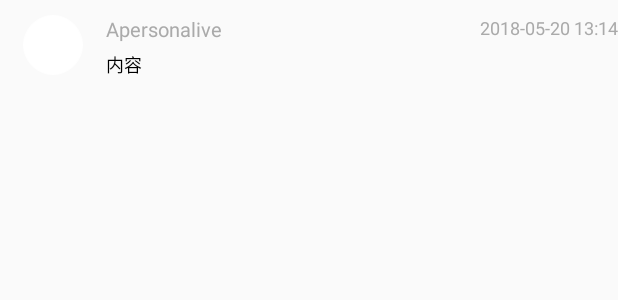
After one commit to JustDoItSW/fos, an Android app: the layout layout_evaluate.xml on its own in the app's theme, with its tools: preview values and no code run, on a phone screen of 412 x 824 dp. The commit adds this screen. Shown: the top 300 px of the screen. Run offline under Robolectric (Android 15) with nearby library versions, the phone set to English and light mode, and no system bars.

Commit message:
评论功能初步 实现

```diff
--- a/app/src/main/java/com/fos/activity/MainActivity.java
+++ b/app/src/main/java/com/fos/activity/MainActivity.java
@@ -268,12 +268,12 @@ public class MainActivity extends AppCompatActivity {
                 switch (position){
                     case 1:
                         Intent intent  = new Intent(MainActivity.this,CommunityActivity.class);
-                        intent.putExtra("userInfo",userInfo);
+                        intent.putExtra("UserInfo",userInfo);
                         startActivity(intent);
                         break;
                     case  2:
                         Intent intent1  = new Intent(MainActivity.this,SelectFlower.class);
-                        intent1.putExtra("userInfo",userInfo);
+                        intent1.putExtra("UserInfo",userInfo);
                         startActivity(intent1);
                         break;
                         default:
--- a/app/src/main/java/com/fos/activity/UserInfoActivity.java
+++ b/app/src/main/java/com/fos/activity/UserInfoActivity.java
@@ -35,6 +35,7 @@ import java.io.FileInputStream;
 import java.io.FileNotFoundException;
 import java.io.IOException;
 import java.io.InputStream;
+import java.text.DateFormat;
 import java.text.SimpleDateFormat;
 import java.util.ArrayList;
 import java.util.Date;
@@ -172,9 +173,8 @@ public class UserInfoActivity extends AppCompatActivity {
          */
         UserInfo user = new UserInfo();
         user.setUserId(user.getUserId());
-        user.setUserName(user.getUserName());
         user.setUserHeadImage(uri);
-      //  Client.getClient(InfomationAnalysis.BeantoUserInfo(user));
+        Client.getClient(InfomationAnalysis.BeantoUserInfo(user));
 
 
 
@@ -370,7 +370,7 @@ public class UserInfoActivity extends AppCompatActivity {
         RequestBody requestBody=bodyBuilder
                 .setType(MultipartBody.FORM)
                 .addFormDataPart("userName",userID)
-                .addFormDataPart("mPhoto",userID+".jpg",RequestBody.create(MediaType.parse("application/octet-stream"),img))
+                .addFormDataPart("mPhoto",userID+"-"+ System.currentTimeMillis()+".jpg",RequestBody.create(MediaType.parse("application/octet-stream"),img))
                 .build();
         Request.Builder builder=new Request.Builder();
         Request request=builder
--- a/app/src/main/java/com/fos/service/netty/SimpleClientHandler.java
+++ b/app/src/main/java/com/fos/service/netty/SimpleClientHandler.java
@@ -4,6 +4,7 @@ import android.os.Bundle;
 import android.os.Message;
 
 import com.fos.activity.CommunityActivity;
+import com.fos.activity.CommunityInfoActivity;
 import com.fos.activity.CreateCommunityActivity;
 import com.fos.activity.LoginActivity;
 import com.fos.activity.SelectFlower;
@@ -93,7 +94,8 @@ public class SimpleClientHandler extends SimpleChannelInboundHandler<String> {
                     DataFragment.handler.sendMessage(msg2);
                 } else if(className.equals("Community")) {
                     CommunityActivity.handler.sendMessage(msg);
-
+                }else if(className.equals("Evaluate")) {
+                    CommunityInfoActivity.handler.sendMessage(msg);
                 }else if (className.equals("Flower")) {
                     FlowerFragment.handler.sendMessage(msg);
                     SelectFlower.handler.sendMessage(msg2);
@@ -104,7 +106,6 @@ public class SimpleClientHandler extends SimpleChannelInboundHandler<String> {
                         msg.what=0x002;
                         LoginActivity.handler.sendMessage(msg);//登录成功
                     }
-
                 }
             } catch (Exception e) {
                 e.printStackTrace();
--- a/app/src/main/java/com/fos/util/MyCommunityListAdapter.java
+++ b/app/src/main/java/com/fos/util/MyCommunityListAdapter.java
@@ -17,6 +17,7 @@ import android.widget.TextView;
 import com.bumptech.glide.Glide;
 import com.bumptech.glide.Priority;
 import com.fos.R;
+import com.fos.activity.CommunityActivity;
 import com.fos.activity.CommunityInfoActivity;
 import com.fos.entity.Community;
 import com.fos.entity.Flower;
@@ -88,7 +89,7 @@ public class MyCommunityListAdapter extends BaseAdapter {
         viewholder.comContext.setText(mapList.get(position).getContent().toString());
         viewholder.count_support.setText(mapList.get(position).getSupport()+"");
         viewholder.count_browse.setText(mapList.get(position).getBrowse()+"");
-        viewholder.count_evaluate.setText(mapList.get(position).getEvaluate().toString());
+        viewholder.count_evaluate.setText(mapList.get(position).getEvaluate()+"");
         viewholder.count_share.setText("999+");
         ViewGroup.LayoutParams para = viewholder.gridView.getLayoutParams();
         DisplayMetrics dm = context.getResources().getDisplayMetrics();
@@ -148,7 +149,8 @@ public class MyCommunityListAdapter extends BaseAdapter {
 //                        textView3.setText((Integer.parseInt(textView3.getText().toString()) + 1) + "");
 //                    }
                         Intent intent = new Intent(context, CommunityInfoActivity.class);
-                             intent.putExtra("info",mapList.get(position));
+                             intent.putExtra("Community",mapList.get(position));
+                        intent.putExtra("UserInfo", CommunityActivity.userInfo);
                         context.startActivity(intent);
                         break;
                     case R.id.count_share:
--- /dev/null
+++ b/app/src/main/res/layout/layout_evaluate.xml
@@ -0,0 +1,57 @@
+<?xml version="1.0" encoding="utf-8"?>
+<LinearLayout xmlns:android="http://schemas.android.com/apk/res/android"
+    xmlns:app="http://schemas.android.com/apk/res-auto"
+    android:layout_width="match_parent"
+    android:layout_height="wrap_content"
+    android:orientation="vertical"
+    android:weightSum="1">
+    <RelativeLayout
+        android:layout_marginTop="10dp"
+        android:layout_width="match_parent"
+        android:layout_height="wrap_content"
+        android:orientation="horizontal">
+
+        <ImageView
+            android:id="@+id/list_evaluateIcon"
+            android:layout_marginLeft="15dp"
+            android:layout_marginRight="15dp"
+            android:layout_width="40dp"
+            android:layout_height="40dp"
+            android:background="@drawable/flowerimage"/>
+
+        <LinearLayout
+            android:layout_toRightOf="@+id/list_evaluateIcon"
+            android:layout_width="wrap_content"
+            android:layout_height="wrap_content"
+            android:gravity="center_vertical"
+            android:orientation="vertical">
+
+            <TextView
+                android:id="@+id/list_evaluateUserName"
+                android:text="Apersonalive"
+                android:textSize="13dp"
+                android:textColor="@android:color/darker_gray"
+
+                android:layout_width="wrap_content"
+                android:layout_height="wrap_content" />
+
+                <TextView
+                    android:paddingTop="5dp"
+                    android:id="@+id/list_evaluateContent"
+                    android:text="内容"
+                    android:textSize="12dp"
+                    android:textColor="@android:color/black"
+                    android:layout_width="wrap_content"
+                    android:layout_height="wrap_content" />
+        </LinearLayout>
+
+        <TextView
+            android:layout_alignParentRight="true"
+            android:id="@+id/list_evaluateContentDate"
+            android:text="2018-05-20 13:14"
+            android:textSize="12dp"
+            android:textColor="@android:color/darker_gray"
+            android:layout_width="wrap_content"
+            android:layout_height="wrap_content" />
+    </RelativeLayout>
+</LinearLayout>
```
Also changed, not shown: app/src/main/java/com/fos/activity/CommunityActivity.java (+10 -13 lines), app/src/main/java/com/fos/activity/CommunityInfoActivity.java (+64 -4 lines), app/src/main/java/com/fos/entity/Community.java (+13 -4 lines), app/src/main/java/com/fos/entity/Evaluate.java (added, +59 -0 lines), app/src/main/java/com/fos/util/InfomationAnalysis.java (+24 -0 lines), app/src/main/java/com/fos/util/MyEvaluateAdapter.java (added, +80 -0 lines), app/src/main/res/layout/activity_community_info.xml (+26 -5 lines).
